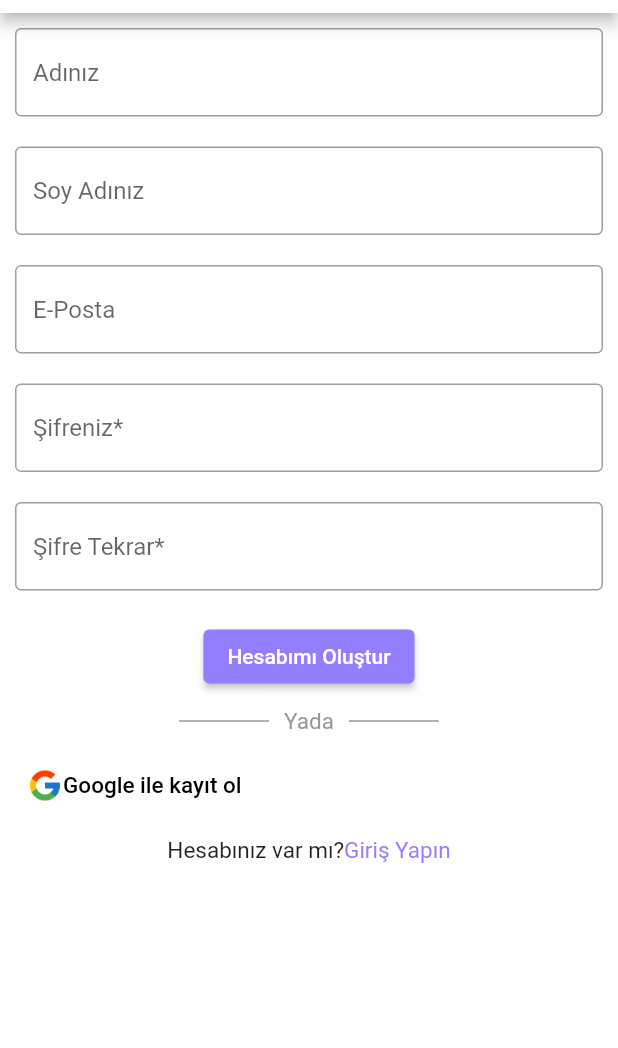
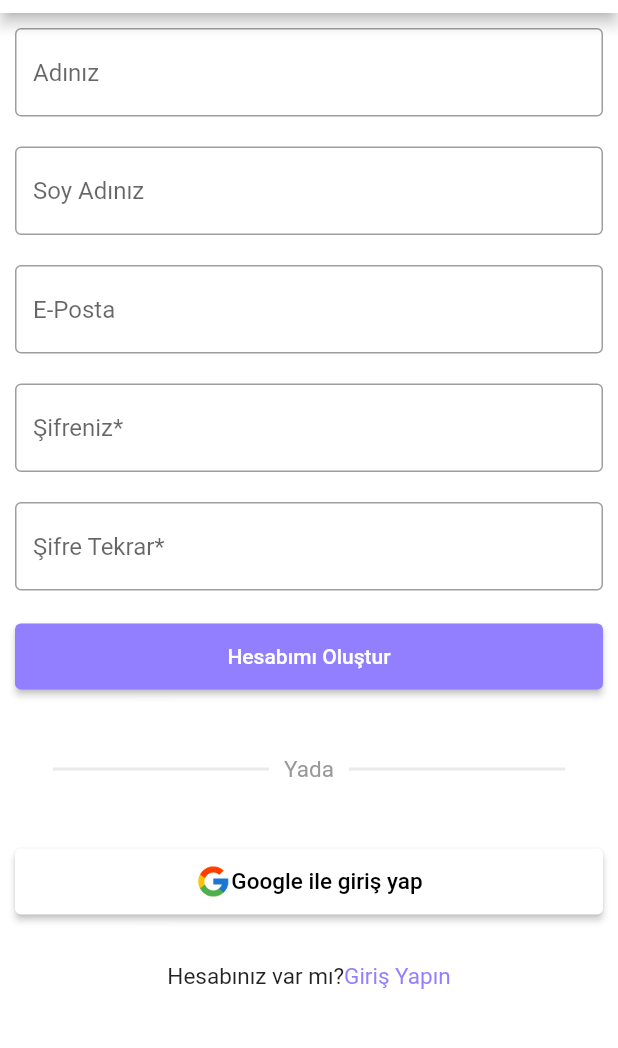
Before and after one commit to The-Pick-App/pick-app, a Flutter app: the screen it shows after launch, after a tap on "Kayıt Ol", on a phone screen of 412 x 824 dp, the part 71-1119 px from its top. Run offline on Flutter 3.47's test engine with Material 2 defaults, Android fonts, the phone set to English and light mode, and no system bars; our stand-ins replace email_validator, routemaster, shared_preferences.

```diff
--- /dev/null
+++ b/lib/core/get_device_type.dart
@@ -0,0 +1,6 @@
+import 'package:flutter/material.dart';
+
+String getDeviceType() {
+  final data = MediaQueryData.fromWindow(WidgetsBinding.instance.window);
+  return data.size.shortestSide < 600 ? 'phone' : 'tablet';
+}
--- a/lib/features/auth/screens/register_screen.dart
+++ b/lib/features/auth/screens/register_screen.dart
@@ -70,6 +70,8 @@ class _RegisterWidgetState extends State<RegisterWidget> {
                 Center(
                   child: Container(
                     margin: const EdgeInsets.all(10.0),
+                    child: SizedBox(
+                      // <--- SizedBox
                       child: TextFormField(
                         controller: firstNameController,
                         decoration: const InputDecoration(
@@ -85,9 +87,12 @@ class _RegisterWidgetState extends State<RegisterWidget> {
                       ),
                     ),
                   ),
+                ),
                 Center(
                   child: Container(
                     margin: const EdgeInsets.all(10.0),
+                    child: SizedBox(
+                      // <--- SizedBox
                       child: TextFormField(
                         controller: lastNameController,
                         decoration: const InputDecoration(
@@ -103,9 +108,12 @@ class _RegisterWidgetState extends State<RegisterWidget> {
                       ),
                     ),
                   ),
+                ),
                 Center(
                   child: Container(
                     margin: const EdgeInsets.all(10.0),
+                    child: SizedBox(
+                      // <--- SizedBox
                       child: TextFormField(
                         controller: emailController,
                         decoration: const InputDecoration(
@@ -119,10 +127,13 @@ class _RegisterWidgetState extends State<RegisterWidget> {
                       ),
                     ),
                   ),
+                ),
                 //pasword
                 Center(
                   child: Container(
                     margin: const EdgeInsets.all(10.0),
+                    child: SizedBox(
+                      // <--- SizedBox
                       child: TextFormField(
                         controller: passwordController,
                         obscureText: true,
@@ -139,10 +150,13 @@ class _RegisterWidgetState extends State<RegisterWidget> {
                       ),
                     ),
                   ),
+                ),
                 //passwordconfirm
                 Center(
                   child: Container(
                     margin: const EdgeInsets.all(10.0),
+                    child: SizedBox(
+                      // <--- SizedBox
                       child: TextFormField(
                         controller: passwordConfirmationController,
                         obscureText: true,
@@ -159,12 +173,17 @@ class _RegisterWidgetState extends State<RegisterWidget> {
                       ),
                     ),
                   ),
+                ),
+
                 Center(
                   child: Container(
                     margin: const EdgeInsets.all(10.0),
                     child: Align(
                       alignment: Alignment.center,
                       child: ElevatedButton(
+                        style: ElevatedButton.styleFrom(
+                          minimumSize: const Size.fromHeight(44),
+                        ),
                         onPressed: () {
                           if (formKey.currentState!.validate()) {
                             registerUser();
@@ -179,11 +198,12 @@ class _RegisterWidgetState extends State<RegisterWidget> {
                   mainAxisAlignment: MainAxisAlignment.center,
                   children: [
                     Padding(
-                      padding: const EdgeInsets.symmetric(horizontal: 10.0),
+                      padding: const EdgeInsets.symmetric(vertical: 30.0),
                       child: Container(
-                        height: 1.0,
-                        width: 60.0,
-                        color: const Color.fromARGB(255, 153, 153, 153),
+                        margin: const EdgeInsets.all(10.0),
+                        height: 2.0,
+                        width: MediaQuery.of(context).size.width * 0.35,
+                        color: const Color.fromARGB(255, 234, 234, 234),
                       ),
                     ),
                     const Text(
@@ -195,9 +215,9 @@ class _RegisterWidgetState extends State<RegisterWidget> {
                     Padding(
                       padding: const EdgeInsets.symmetric(horizontal: 10.0),
                       child: Container(
-                        height: 1.0,
-                        width: 60.0,
-                        color: const Color.fromARGB(255, 153, 153, 153),
+                        height: 2.0,
+                        width: MediaQuery.of(context).size.width * 0.35,
+                        color: const Color.fromARGB(255, 234, 234, 234),
                       ),
                     ),
                   ],
@@ -205,34 +225,37 @@ class _RegisterWidgetState extends State<RegisterWidget> {
                 Center(
                   child: Container(
                     margin: const EdgeInsets.all(10.0),
-                    child: Row(
-                      children: [
-                        TextButton(
-                          style: ButtonStyle(
-                            foregroundColor: MaterialStateProperty.all<Color>(
-                              const Color.fromARGB(255, 146, 127, 255),
+                    child: Align(
+                      alignment: Alignment.center,
+                      child: ElevatedButton(
+                        style: ElevatedButton.styleFrom(
+                          primary: Colors.white,
+                          minimumSize: const Size.fromHeight(44),
                         ),
-                          ),
-                          onPressed: () {},
+                        onPressed: () {
+                          // Validate will return true if the form is valid, or false if
+                          // the form is invalid.
+                          if (formKey.currentState!.validate()) {
+                            // Process data.
+                          }
+                        },
                         child: Row(
                           mainAxisAlignment: MainAxisAlignment.center,
                           children: [
                             Image.asset('assets/images/google.png',
-                                  fit: BoxFit.contain,
-                                  width: 24.0,
-                                  height: 24.0),
+                                fit: BoxFit.contain, width: 24.0, height: 24.0),
                             const Text(
-                                'Google ile kayıt ol',
+                              'Google ile giriş yap',
                               style: TextStyle(
                                   fontSize: 15.0, color: Colors.black),
                             ),
                           ],
                         ),
-                        )
-                      ],
                       ),
                     ),
                   ),
+                ),
+                const SizedBox(height: 20.0),
                 Row(
                   mainAxisAlignment: MainAxisAlignment.center,
                   children: [
--- a/lib/features/auth/screens/welcome_screen.dart
+++ b/lib/features/auth/screens/welcome_screen.dart
@@ -24,7 +24,6 @@ class _WelcomeWidgetState extends State<WelcomeWidget> {
   Widget build(BuildContext context) {
     return Form(
       key: GlobalKey<FormState>(),
-      child: SingleChildScrollView(
       child: Stack(
         children: <Widget>[
           Column(
@@ -37,7 +36,7 @@ class _WelcomeWidgetState extends State<WelcomeWidget> {
                   mainAxisAlignment: MainAxisAlignment.center,
                   children: [
                     Padding(
-                        padding: const EdgeInsets.symmetric(vertical: 100.0),
+                      padding: const EdgeInsets.symmetric(vertical: 65.0),
                       child: Container(
                         height: 1.0,
                         width: 60.0,
@@ -45,11 +44,37 @@ class _WelcomeWidgetState extends State<WelcomeWidget> {
                       ),
                     ),
                     Image.asset('assets/images/logo.png',
-                          fit: BoxFit.contain, width: 100.0, height: 100.0),
+                        fit: BoxFit.contain, width: 125.0, height: 125.0),
+                    Padding(
+                      padding: const EdgeInsets.symmetric(vertical: 22.0),
+                      child: Container(
+                        color: const Color.fromARGB(255, 153, 153, 153),
+                      ),
+                    ),
                     const Center(
                       child: Text(
                         'PICK APP',
-                          style: TextStyle(fontSize: 25.0, color: Colors.white),
+                        style: TextStyle(
+                            fontSize: 36.0,
+                            fontWeight: FontWeight.bold,
+                            color: Colors.white),
+                      ),
+                    ),
+                    Center(
+                      child: Container(
+                        margin: const EdgeInsets.all(10.0),
+                        child: Align(
+                          alignment: Alignment.center,
+                          child: ElevatedButton(
+                            style: ElevatedButton.styleFrom(
+                              minimumSize: const Size.fromHeight(44),
+                            ),
+                            onPressed: () {
+                              Routemaster.of(context).push('/demo');
+                            },
+                            child: const Text('İçeri Gir Direk DEMO'),
+                          ),
+                        ),
                       ),
                     ),
                   ],
@@ -61,7 +86,9 @@ class _WelcomeWidgetState extends State<WelcomeWidget> {
                   child: Align(
                     alignment: Alignment.center,
                     child: ElevatedButton(
-                        style: ElevatedButton.styleFrom(),
+                      style: ElevatedButton.styleFrom(
+                        minimumSize: const Size.fromHeight(44),
+                      ),
                       onPressed: () {
                         Routemaster.of(context).push('/login');
                       },
@@ -76,7 +103,9 @@ class _WelcomeWidgetState extends State<WelcomeWidget> {
                   child: Align(
                     alignment: Alignment.center,
                     child: ElevatedButton(
-                        style: ElevatedButton.styleFrom(),
+                      style: ElevatedButton.styleFrom(
+                        minimumSize: const Size.fromHeight(44),
+                      ),
                       onPressed: () {
                         Routemaster.of(context).push('/register');
                       },
@@ -91,9 +120,9 @@ class _WelcomeWidgetState extends State<WelcomeWidget> {
                   Padding(
                     padding: const EdgeInsets.symmetric(horizontal: 10.0),
                     child: Container(
-                        height: 1.0,
-                        width: 60.0,
-                        color: const Color.fromARGB(255, 153, 153, 153),
+                      height: 2.0,
+                      width: MediaQuery.of(context).size.width * 0.35,
+                      color: const Color.fromARGB(255, 234, 234, 234),
                     ),
                   ),
                   const Text(
@@ -105,36 +134,24 @@ class _WelcomeWidgetState extends State<WelcomeWidget> {
                   Padding(
                     padding: const EdgeInsets.symmetric(horizontal: 10.0),
                     child: Container(
-                        height: 1.0,
-                        width: 60.0,
-                        color: const Color.fromARGB(255, 153, 153, 153),
+                      height: 2.0,
+                      width: MediaQuery.of(context).size.width * 0.35,
+                      color: const Color.fromARGB(255, 234, 234, 234),
                     ),
                   ),
                 ],
               ),
               Center(
                 child: Container(
-                    margin: const EdgeInsets.all(10.0),
-                    child: Row(
-                      children: [
-                        TextButton(
-                          style: ButtonStyle(
-                            foregroundColor: MaterialStateProperty.all<Color>(
-                              const Color.fromARGB(255, 146, 127, 255),
+                  margin: const EdgeInsets.all(0.0),
+                  child: IconButton(
+                    icon: const Icon(
+                      Icons.g_mobiledata_outlined,
                     ),
-                          ),
+                    iconSize: 56,
+                    splashRadius: 28,
+                    splashColor: const Color.fromARGB(255, 146, 127, 255),
                     onPressed: () {},
-                          child: Row(
-                            mainAxisAlignment: MainAxisAlignment.center,
-                            children: [
-                              Image.asset('assets/images/google.png',
-                                  fit: BoxFit.contain,
-                                  width: 24.0,
-                                  height: 24.0),
-                            ],
-                          ),
-                        )
-                      ],
                   ),
                 ),
               ),
@@ -142,7 +159,6 @@ class _WelcomeWidgetState extends State<WelcomeWidget> {
           ),
         ],
       ),
-      ),
     );
   }
 }
--- a/lib/router.dart
+++ b/lib/router.dart
@@ -2,6 +2,7 @@ import 'package:flutter/material.dart';
 import 'package:pickapp/features/auth/screens/login_screen.dart';
 import 'package:pickapp/features/auth/screens/register_screen.dart';
 import 'package:pickapp/features/auth/screens/welcome_screen.dart';
+import 'package:pickapp/features/auth/screens/demo_screen.dart';
 import 'package:pickapp/features/home/screens/home_screen.dart';
 import 'package:routemaster/routemaster.dart';
 
@@ -10,6 +11,7 @@ final loggedOutRoute = RouteMap(routes: {
   '/': (_) => const MaterialPage(child: WelcomeScreen()),
   '/login': (_) => const MaterialPage(child: LoginScreen()),
   '/register': (_) => const MaterialPage(child: RegisterScreen()),
+  '/demo': (_) => const MaterialPage(child: DemoScreen()),
 });
 final loggedInRoute = RouteMap(routes: {
   '/': (_) => const MaterialPage(child: HomeScreen()),
```
Also changed, not shown: lib/core/get_screen_size_ext.dart (added, +8 -0 lines), lib/features/auth/screens/demo_screen.dart (added, +371 -0 lines), lib/features/auth/screens/login_screen.dart (+27 -21 lines), assets/images/home_icon.png (added), assets/images/map.jpg (added), 4 other files. Lines whose indentation alone changed are shown as unchanged.
